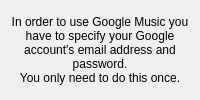
First picture: the form in gpmp/ui/account_login.ui, repository odiroot/PyGPMP, before the edit.
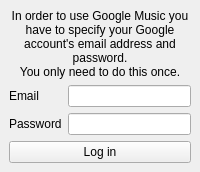
Second picture: the form after the edit.

Commit message: Email/password controls for login window.

The edit to the form file:
```diff
--- a/gpmp/ui/account_login.ui
+++ b/gpmp/ui/account_login.ui
@@ -20,6 +20,41 @@
       </property>
      </widget>
     </item>
+    <item>
+     <layout class="QGridLayout" name="gridLayout">
+      <item row="0" column="1">
+       <widget class="QLineEdit" name="edt_email"/>
+      </item>
+      <item row="0" column="0">
+       <widget class="QLabel" name="lbl_email">
+        <property name="text">
+         <string>Email</string>
+        </property>
+       </widget>
+      </item>
+      <item row="1" column="0">
+       <widget class="QLabel" name="lbl_password">
+        <property name="text">
+         <string>Password</string>
+        </property>
+       </widget>
+      </item>
+      <item row="1" column="1">
+       <widget class="QLineEdit" name="edt_password">
+        <property name="echoMode">
+         <enum>QLineEdit::Password</enum>
+        </property>
+       </widget>
+      </item>
+     </layout>
+    </item>
+    <item>
+     <widget class="QPushButton" name="btn_login">
+      <property name="text">
+       <string>Log in</string>
+      </property>
+     </widget>
+    </item>
    </layout>
   </widget>
  </widget>
```
Left out of the diff: 2 changed lines with no effect on the pictures. The commit also changes 2 other files.
